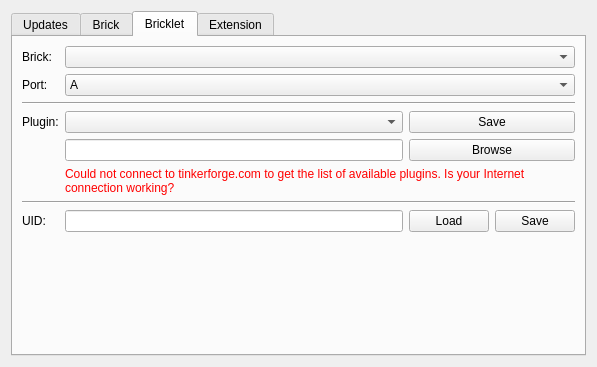
Old version of the form src/brickv/ui/flashing.ui in the repository Tinkerforge/brickv.
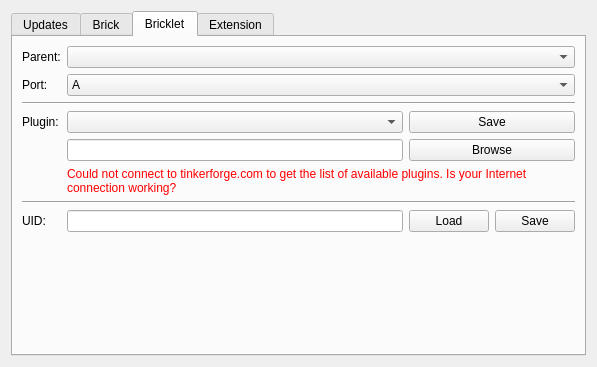
New version of the form.

What changed in the file:
```diff
--- a/src/brickv/ui/flashing.ui
+++ b/src/brickv/ui/flashing.ui
@@ -194,7 +194,7 @@
          <item row="0" column="0">
           <widget class="QLabel" name="label">
            <property name="text">
-            <string>Brick:</string>
+            <string>Parent:</string>
            </property>
            <property name="buddy">
             <cstring>combo_brick</cstring>
```
Left out of the diff: 6 changed lines with no effect on the pictures.
